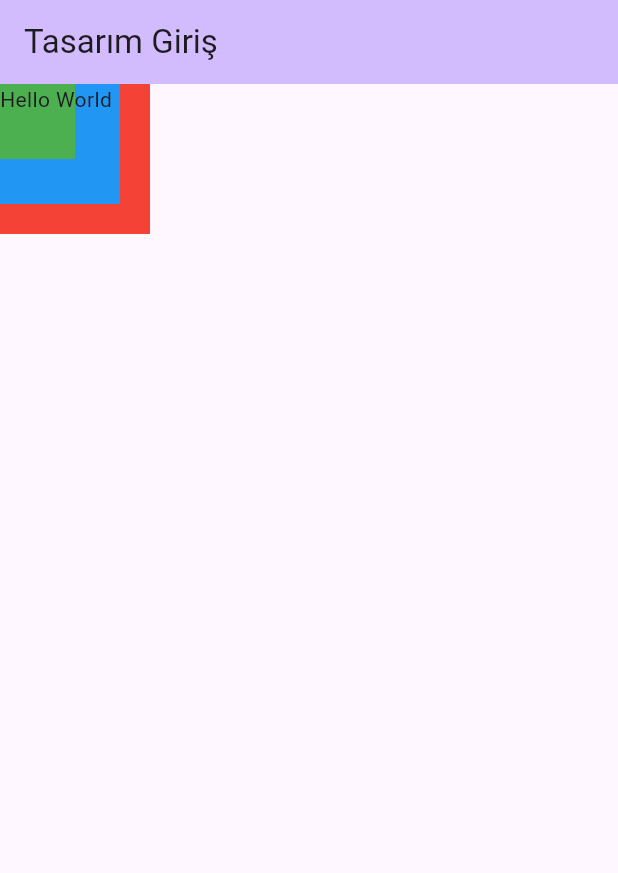
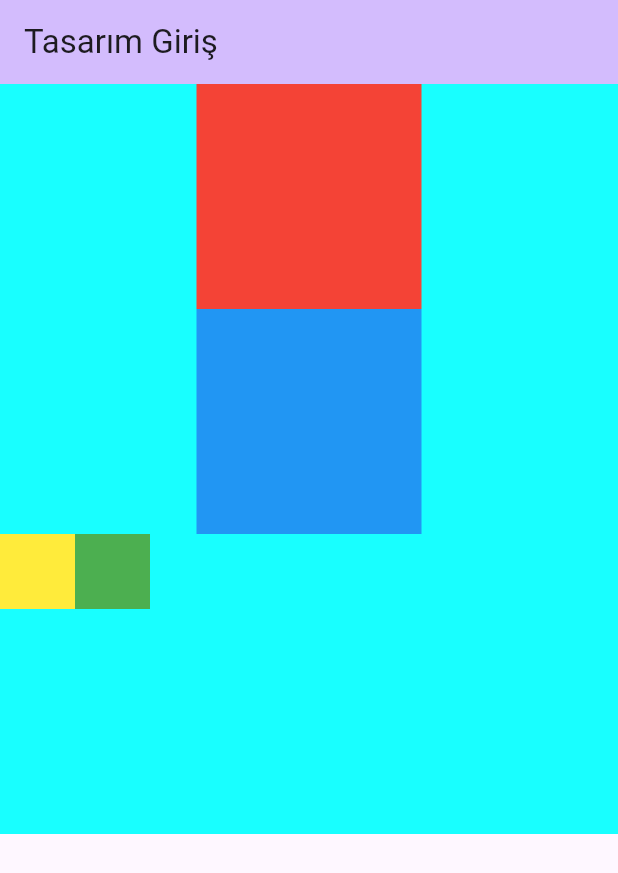
Before and after one commit to SERENGOKYILDIZ/FLUTTER_ANDROID_DESIGN, a Flutter app: the screen it shows after launch, on a phone screen of 412 x 824 dp. Shown: the top 873 px of the screen. Run offline on Flutter 3.47's test engine with Material 3 defaults, Android fonts, the phone set to English and light mode, and no system bars.

Commit message:
Mixed row, column, stack

```diff
--- a/lib/main.dart
+++ b/lib/main.dart
@@ -37,12 +37,21 @@ class _MyHomePageState extends State<MyHomePage> {
         title: Text(widget.title),
       ),
       body:
-        Stack( /////-> Üst üste dizilir
+        Stack(
           children: [
-            Container(width: 100, height: 100, color: Colors.red),
-            Container(width: 80, height: 80, color: Colors.blue),
-            Container(width: 50, height: 50, color: Colors.green),
-            Text("Hello World"),
+            Container(width: 500, height: 500, color: Colors.cyanAccent),
+            Column(
+              children: [
+                Container(width: 150, height: 150, color: Colors.red),
+                Container(width: 150, height: 150, color: Colors.blue),
+                Row(
+                  children: [
+                    Container(width: 50, height: 50, color: Colors.yellow),
+                    Container(width: 50, height: 50, color: Colors.green),
+                  ],
+                )
+              ],
+            )
           ],
         )
     );
```
